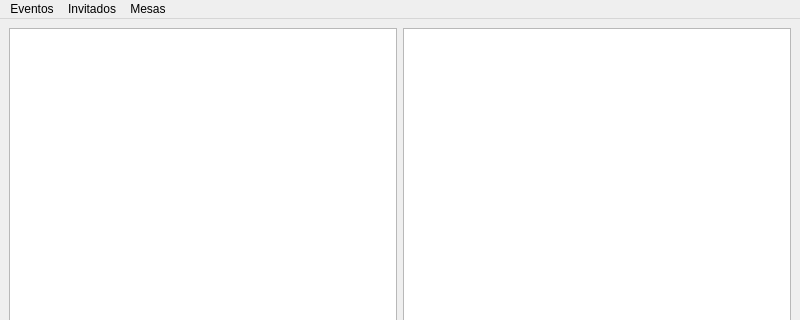
Above: GestorDeEventos.ui from HugoRomeroMorales/Gestor-de-eventos before the change; both pictures show x 0 to 800 and y 0 to 320 of the 800 by 600 pixel window. Below: the same form after it.
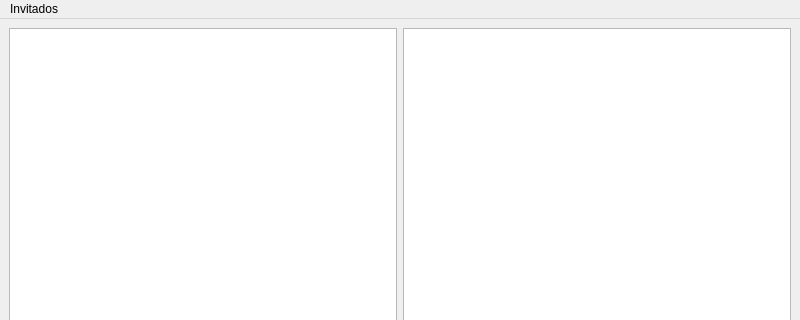
That is the form after the change.

Diff of the .ui file:
```diff
--- a/GestorDeEventos.ui
+++ b/GestorDeEventos.ui
@@ -65,19 +65,7 @@
      <string>Invitados</string>
     </property>
    </widget>
-   <widget class="QMenu" name="menuMesas">
-    <property name="title">
-     <string>Mesas</string>
-    </property>
-   </widget>
-   <widget class="QMenu" name="menuEventos">
-    <property name="title">
-     <string>Eventos</string>
-    </property>
-   </widget>
-   <addaction name="menuEventos"/>
    <addaction name="menuInvitados"/>
-   <addaction name="menuMesas"/>
   </widget>
   <widget class="QStatusBar" name="statusbar"/>
  </widget>
```
Left out of the diff: 30 changed lines with no effect on the pictures.
